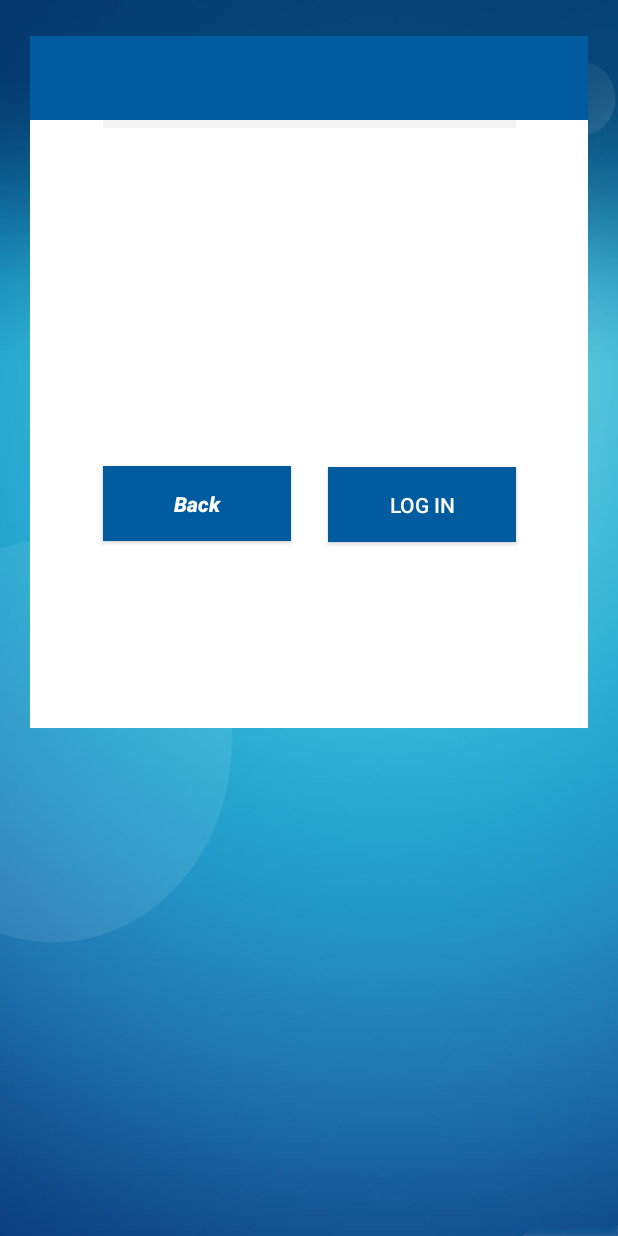
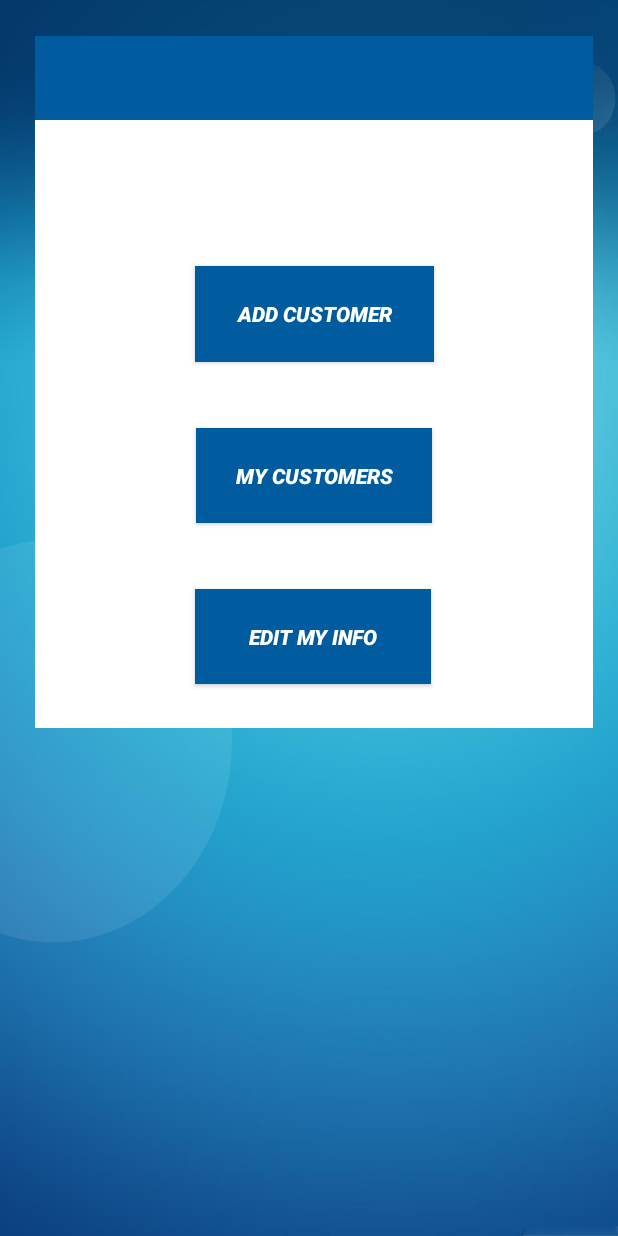
Before and after one commit to IBILL98/E_Debt_Book, an Android app: the layout activity_market_main.xml on its own in the app's theme, with its tools: preview values and no code run, on a phone screen of 412 x 824 dp. Run offline under Robolectric (Android 15) with nearby library versions, the phone set to English and light mode, and no system bars; Roboto replaces fonts that are not available here.

Commit message:
edit market information ....

```diff
--- a/app/build.gradle
+++ b/app/build.gradle
@@ -27,7 +27,7 @@ android {
         main {
             res.srcDirs = [
                     'src/main/res/layout',
-                    'src/main/res/layout/MainCustomer',
+                    'src/main/res/layout/layout',
                     'src/main/res'
             ]
         }
--- a/app/src/main/AndroidManifest.xml
+++ b/app/src/main/AndroidManifest.xml
@@ -17,6 +17,7 @@
         <activity android:name=".MarketRegister" />
         <activity android:name=".CustomerRegister" />
         <activity android:name=".CustomerMain" />
+        <activity android:name=".EditMarketInfo" />
 
         <activity android:name=".MainActivity">
             <intent-filter>
--- a/app/src/main/java/com/example/e_debt_book/editMarketInfo.java
+++ b/app/src/main/java/com/example/e_debt_book/EditMarketInfo.java
@@ -9,7 +9,7 @@ import android.widget.EditText;
 
 import com.example.e_debt_book.model.Market;
 
-public class editMarketInfo extends AppCompatActivity {
+public class EditMarketInfo extends AppCompatActivity {
 
     EditText editInfoName , editInfoEmail , editInfoPhone , editInfoPassword, editInfoIban , editInfoAdress;
     Button marketeditBackButton2, marketeditDoneButton2;
--- a/app/src/main/res/layout/activity_market_main.xml
+++ b/app/src/main/res/layout/activity_market_main.xml
@@ -8,7 +8,7 @@
     tools:context=".MarketMain">
 
     <androidx.constraintlayout.widget.ConstraintLayout
-        android:id="@+id/mainmarketmenu"
+        android:id="@+id/passwordconfirmationmenu"
         android:layout_width="372dp"
         android:layout_height="461dp"
         android:layout_marginTop="24dp"
@@ -16,7 +16,7 @@
         app:layout_constraintEnd_toEndOf="parent"
         app:layout_constraintStart_toStartOf="parent"
         app:layout_constraintTop_toTopOf="parent"
-        tools:visibility="visible">
+        tools:visibility="gone">
 
 
         <Button
@@ -50,8 +50,7 @@
             app:layout_constraintBottom_toBottomOf="parent"
             app:layout_constraintEnd_toEndOf="parent"
             app:layout_constraintHorizontal_bias="0.805"
-            app:layout_constraintStart_toStartOf="parent"
-            app:layout_constraintTop_toBottomOf="@+id/costumerRegisterEmail" />
+            app:layout_constraintStart_toStartOf="parent" />
 
         <EditText
             android:id="@+id/confirmationMenutextfield"
@@ -96,7 +95,7 @@
     </androidx.constraintlayout.widget.ConstraintLayout>
 
     <androidx.constraintlayout.widget.ConstraintLayout
-        android:id="@+id/passwordconfirmationmenu"
+        android:id="@+id/mainMarketMenu1"
         android:layout_width="372dp"
         android:layout_height="461dp"
         android:layout_marginTop="24dp"
@@ -105,34 +104,7 @@
         app:layout_constraintHorizontal_bias="0.581"
         app:layout_constraintStart_toStartOf="parent"
         app:layout_constraintTop_toTopOf="parent"
-        tools:visibility="gone">
-
-        <Button
-            android:id="@+id/mainMarketeditinfoButton"
-            android:layout_width="157dp"
-            android:layout_height="63dp"
-            android:layout_marginTop="44dp"
-            android:background="#005B9F"
-            android:text="MY CUSTOMERS"
-            android:textColor="@android:color/white"
-            android:textStyle="normal|bold|italic"
-            app:layout_constraintEnd_toEndOf="parent"
-            app:layout_constraintStart_toStartOf="parent"
-            app:layout_constraintTop_toBottomOf="@+id/mainMarketAddCustomertButton" />
-
-        <Button
-            android:id="@+id/mainMarketmyCostumertButton"
-            android:layout_width="157dp"
-            android:layout_height="63dp"
-            android:layout_marginTop="144dp"
-            android:background="#005B9F"
-            android:text="EDIT MY INFO"
-            android:textColor="@android:color/white"
-            android:textStyle="normal|bold|italic"
-            app:layout_constraintEnd_toEndOf="parent"
-            app:layout_constraintHorizontal_bias="0.497"
-            app:layout_constraintStart_toStartOf="parent"
-            app:layout_constraintTop_toBottomOf="@+id/mainMarketAddCustomertButton" />
+        tools:visibility="visible">
 
         <Button
             android:id="@+id/mainMarketAddCustomertButton"
@@ -146,6 +118,33 @@
             app:layout_constraintEnd_toEndOf="parent"
             app:layout_constraintStart_toStartOf="parent"
             app:layout_constraintTop_toBottomOf="@+id/imageView3" />
+
+        <Button
+            android:id="@+id/mainMarketmyCostumertButton"
+            android:layout_width="157dp"
+            android:layout_height="63dp"
+            android:layout_marginTop="44dp"
+            android:background="#005B9F"
+            android:text="MY CUSTOMERS"
+            android:textColor="@android:color/white"
+            android:textStyle="normal|bold|italic"
+            app:layout_constraintEnd_toEndOf="parent"
+            app:layout_constraintStart_toStartOf="parent"
+            app:layout_constraintTop_toBottomOf="@+id/mainMarketAddCustomertButton" />
+
+        <Button
+            android:id="@+id/mainMarketeditinfoButton"
+            android:layout_width="157dp"
+            android:layout_height="63dp"
+            android:layout_marginTop="44dp"
+            android:background="#005B9F"
+            android:text="EDIT MY INFO"
+            android:textColor="@android:color/white"
+            android:textStyle="normal|bold|italic"
+            app:layout_constraintEnd_toEndOf="parent"
+            app:layout_constraintHorizontal_bias="0.497"
+            app:layout_constraintStart_toStartOf="parent"
+            app:layout_constraintTop_toBottomOf="@+id/mainMarketmyCostumertButton" />
 
 
         <ImageView
```
Also changed, not shown: app/src/main/java/com/example/e_debt_book/MainActivity.java (+17 -13 lines), app/src/main/java/com/example/e_debt_book/MarketMain.java (+3 -6 lines), app/src/main/java/com/example/e_debt_book/NumberVerification.java (+38 -13 lines), app/src/main/res/layout/activity_edit_market_info.xml (+12 -12 lines).
